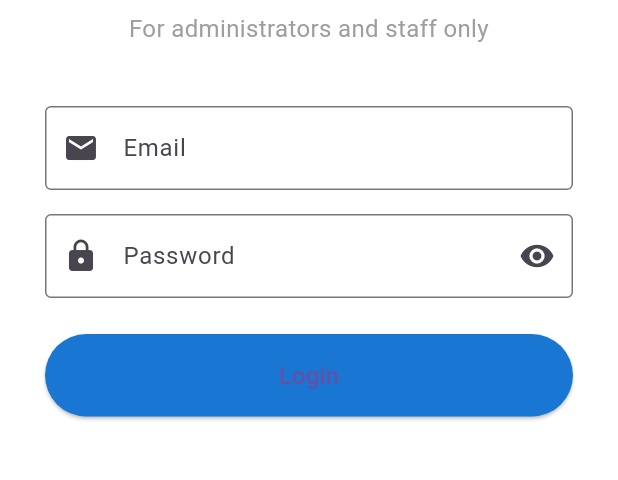
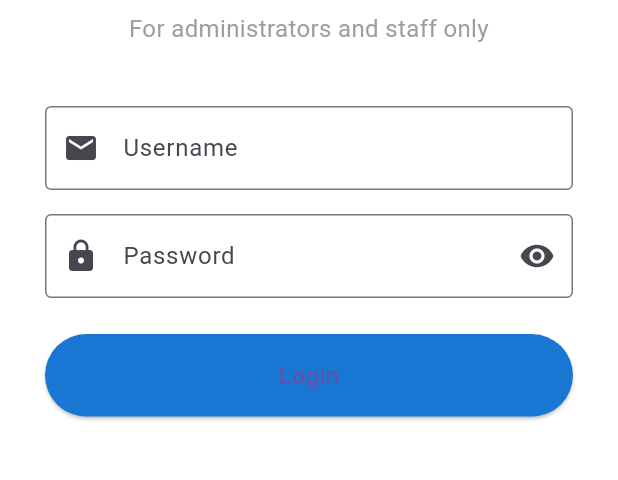
Before and after one commit to NickSishchuck/airlinesDesktop, a Flutter app: the screen it shows after launch, on a phone screen of 412 x 824 dp, the part 518-998 px from its top. Run offline on Flutter 3.47's test engine with Material 3 defaults, Android fonts, the phone set to English and light mode, and no system bars; our stand-ins replace data_table_2, flutter_easyloading, flutter_secure_storage, syncfusion_flutter_charts; accounts and stored records are empty.

Commit message:
Minor changes to Login and Ticket screens

```diff
--- a/lib/screens/login_screen.dart
+++ b/lib/screens/login_screen.dart
@@ -36,7 +36,7 @@ class _LoginScreenState extends State<LoginScreen> {
 
         // Print login details for debugging (remove in production)
         if (kDebugMode) {
-          print('Attempting login with email: $email');
+          print('Attempting login with username: $email');
         }
 
         final success = await authProvider.login(email, password);
@@ -114,7 +114,7 @@ class _LoginScreenState extends State<LoginScreen> {
                       TextFormField(
                         controller: _emailController,
                         decoration: const InputDecoration(
-                          labelText: 'Email',
+                          labelText: 'Username',
                           prefixIcon: Icon(Icons.email),
                           border: OutlineInputBorder(),
                         ),
```
Also changed, not shown: lib/screens/tickets_screen.dart (+11 -11 lines).
